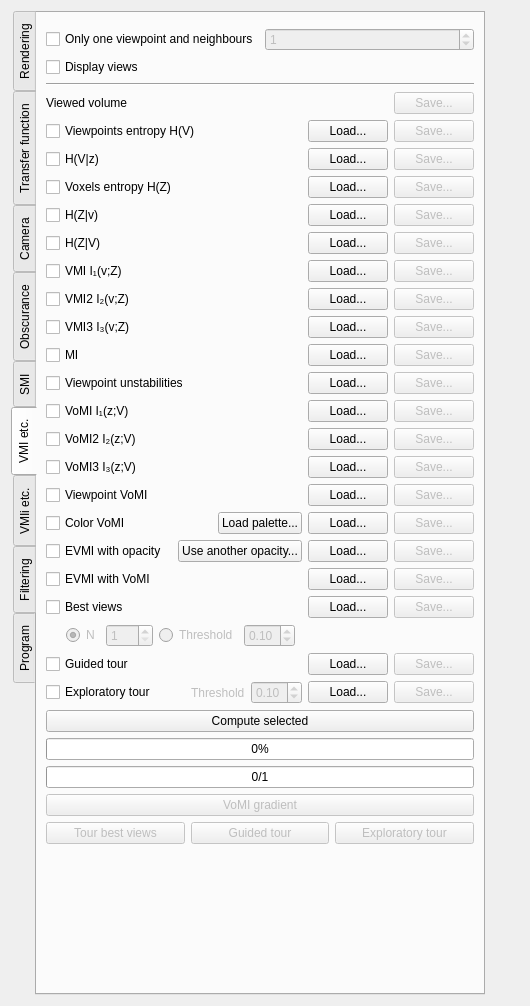
The window that starviewer/src/extensions/playground/experimental3d/qexperimental3dextensionbase.ui (starviewer-medical/starviewer) describes before a commit, drawn with Qt 5.
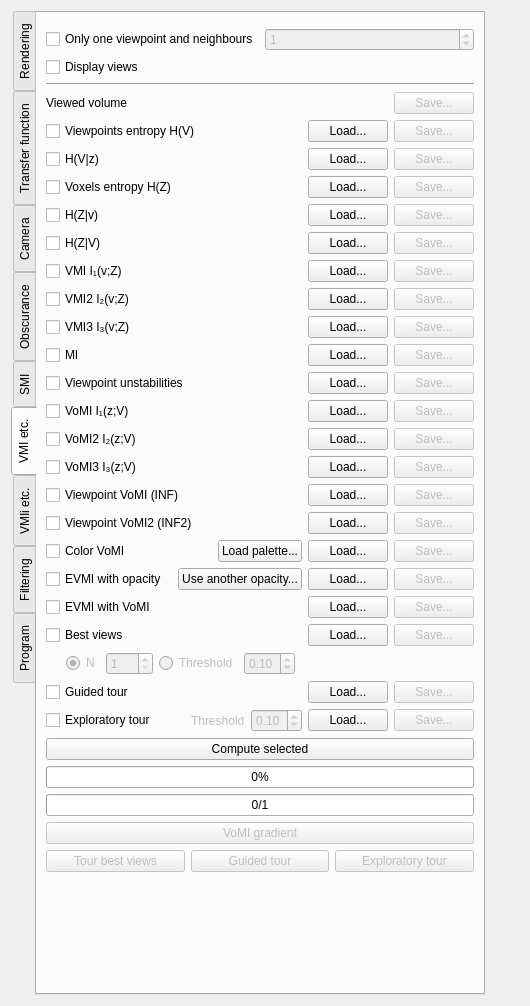
The same window after the commit. The open tabs and pages were chosen to show the change. Custom widgets are drawn as their Qt base class.

Commit message: ENH: S'afegeix el càlcul de Viewpoint VoMI2. STYLE: Millores de coding style en diversos mètodes.

Diff of the .ui file:
```diff
--- a/starviewer/src/extensions/playground/experimental3d/qexperimental3dextensionbase.ui
+++ b/starviewer/src/extensions/playground/experimental3d/qexperimental3dextensionbase.ui
@@ -2775,7 +2775,7 @@
             </sizepolicy>
            </property>
            <property name="text">
-            <string>Viewpoint VoMI</string>
+            <string>Viewpoint VoMI (INF)</string>
            </property>
           </widget>
          </item>
@@ -2798,6 +2798,40 @@
          </item>
         </layout>
        </item>
+       <item>
+        <layout class="QHBoxLayout" name="horizontalLayout_78">
+         <item>
+          <widget class="QCheckBox" name="m_computeViewpointVomi2CheckBox">
+           <property name="sizePolicy">
+            <sizepolicy hsizetype="Minimum" vsizetype="Fixed">
+             <horstretch>1</horstretch>
+             <verstretch>0</verstretch>
+            </sizepolicy>
+           </property>
+           <property name="text">
+            <string>Viewpoint VoMI2 (INF2)</string>
+           </property>
+          </widget>
+         </item>
+         <item>
+          <widget class="QPushButton" name="m_loadViewpointVomi2PushButton">
+           <property name="text">
+            <string>Load...</string>
+           </property>
+          </widget>
+         </item>
+         <item>
+          <widget class="QPushButton" name="m_saveViewpointVomi2PushButton">
+           <property name="enabled">
+            <bool>false</bool>
+           </property>
+           <property name="text">
+            <string>Save...</string>
+           </property>
+          </widget>
+         </item>
+        </layout>
+       </item>
        <item>
         <layout class="QHBoxLayout" name="horizontalLayout_34">
          <item>
```
The commit also changes 7 other files.
